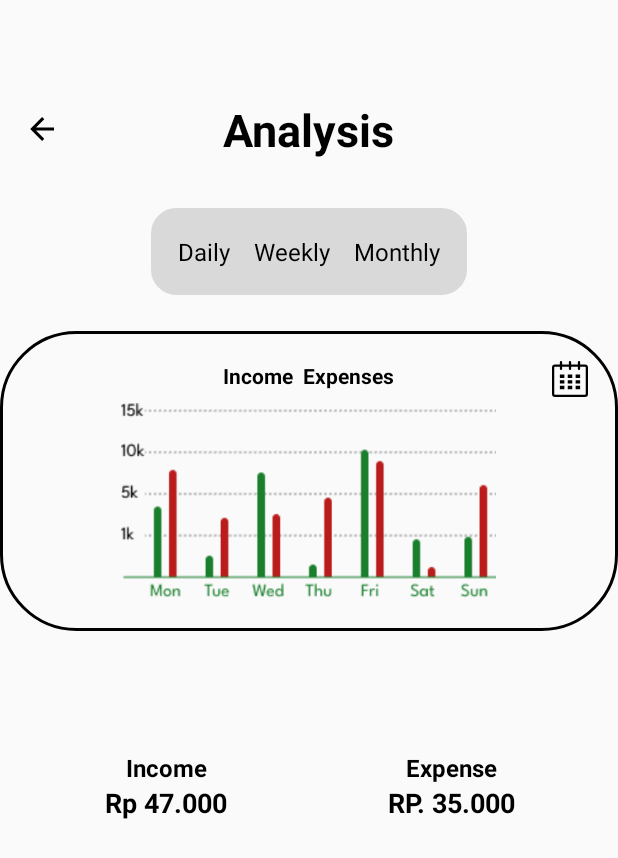
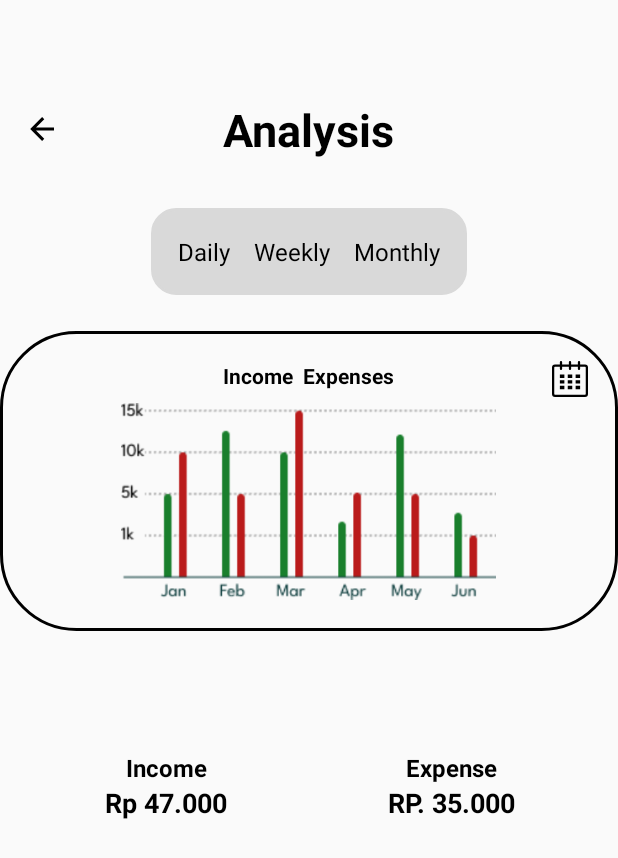
Before and after one commit to andreasrs00/WallEt, an Android app built with Jetpack Compose: the layout activity_amontly_page.xml on its own in the app's theme, with its tools: preview values and no code run, on a phone screen of 412 x 824 dp. Shown: the top 858 px of the screen. Run offline under Robolectric (Android 15) with nearby library versions, the phone set to English and light mode, and no system bars.

```diff
--- a/app/src/main/res/layout/activity_amontly_page.xml
+++ b/app/src/main/res/layout/activity_amontly_page.xml
@@ -108,7 +108,7 @@
             android:id="@+id/chart_view"
             android:layout_width="250dp"
             android:layout_height="150dp"
-            android:src="@drawable/grafik_day"
+            android:src="@drawable/grafik_montly"
             android:layout_below="@id/chart_title"
             android:layout_centerHorizontal="true"
             android:layout_marginTop="8dp" />
--- a/app/src/main/res/layout/activity_aweek_page.xml
+++ b/app/src/main/res/layout/activity_aweek_page.xml
@@ -108,6 +108,7 @@
             android:id="@+id/chart_view"
             android:layout_width="250dp"
             android:layout_height="150dp"
+            android:src="@drawable/grafik_weekly"
             android:layout_below="@id/chart_title"
             android:layout_centerHorizontal="true"
             android:layout_marginTop="8dp" />
```
Also changed, not shown: app/src/main/res/drawable/Expenses.png (added), app/src/main/res/drawable/Income.png (added), app/src/main/res/drawable/grafik_montly.png (added), app/src/main/res/drawable/grafik_weekly.png (added).
